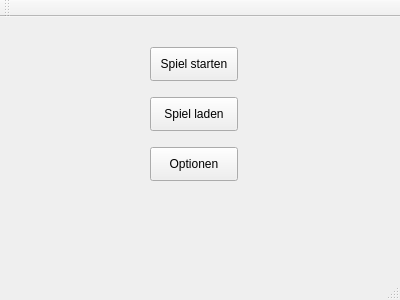
Old version of the form BattleIsle/startmenuewidget.ui in the repository BenjaminBerkei/Swt-Praktikum.
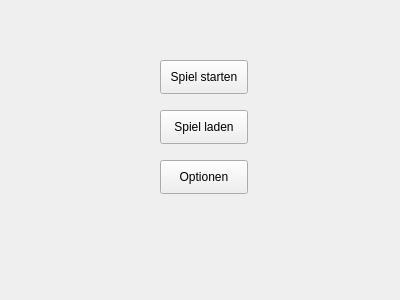
New version of the form.

```diff
--- a/BattleIsle/startmenuewidget.ui
+++ b/BattleIsle/startmenuewidget.ui
@@ -1,7 +1,7 @@
 <?xml version="1.0" encoding="UTF-8"?>
 <ui version="4.0">
  <class>StartMenueWidget</class>
- <widget class="QMainWindow" name="StartMenueWidget">
+ <widget class="QWidget" name="StartMenueWidget">
   <property name="geometry">
    <rect>
     <x>0</x>
@@ -13,12 +13,11 @@
   <property name="windowTitle">
    <string>StartMenueWidget</string>
   </property>
-  <widget class="QWidget" name="centralWidget">
    <widget class="QPushButton" name="qbutton_startGame">
     <property name="geometry">
      <rect>
-      <x>150</x>
-      <y>30</y>
+     <x>160</x>
+     <y>60</y>
       <width>88</width>
       <height>34</height>
      </rect>
@@ -30,8 +29,8 @@
    <widget class="QPushButton" name="qbutton_loadGame">
     <property name="geometry">
      <rect>
-      <x>150</x>
-      <y>80</y>
+     <x>160</x>
+     <y>110</y>
       <width>88</width>
       <height>34</height>
      </rect>
@@ -43,8 +42,8 @@
    <widget class="QPushButton" name="qbutton_options">
     <property name="geometry">
      <rect>
-      <x>150</x>
-      <y>130</y>
+     <x>160</x>
+     <y>160</y>
       <width>88</width>
       <height>34</height>
      </rect>
@@ -54,27 +53,6 @@
     </property>
    </widget>
   </widget>
-  <widget class="QMenuBar" name="menuBar">
-   <property name="geometry">
-    <rect>
-     <x>0</x>
-     <y>0</y>
-     <width>400</width>
-     <height>30</height>
-    </rect>
-   </property>
-  </widget>
-  <widget class="QToolBar" name="mainToolBar">
-   <attribute name="toolBarArea">
-    <enum>TopToolBarArea</enum>
-   </attribute>
-   <attribute name="toolBarBreak">
-    <bool>false</bool>
-   </attribute>
-  </widget>
-  <widget class="QStatusBar" name="statusBar"/>
- </widget>
- <layoutdefault spacing="6" margin="11"/>
  <resources/>
  <connections/>
 </ui>
```
Left out of the diff: 2 changed lines with no effect on the pictures. Lines whose indentation alone changed are shown as unchanged.
